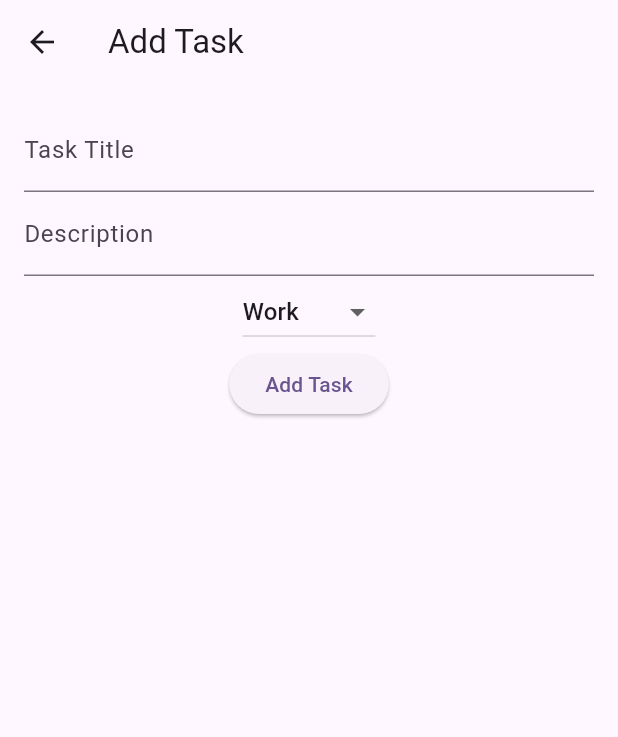
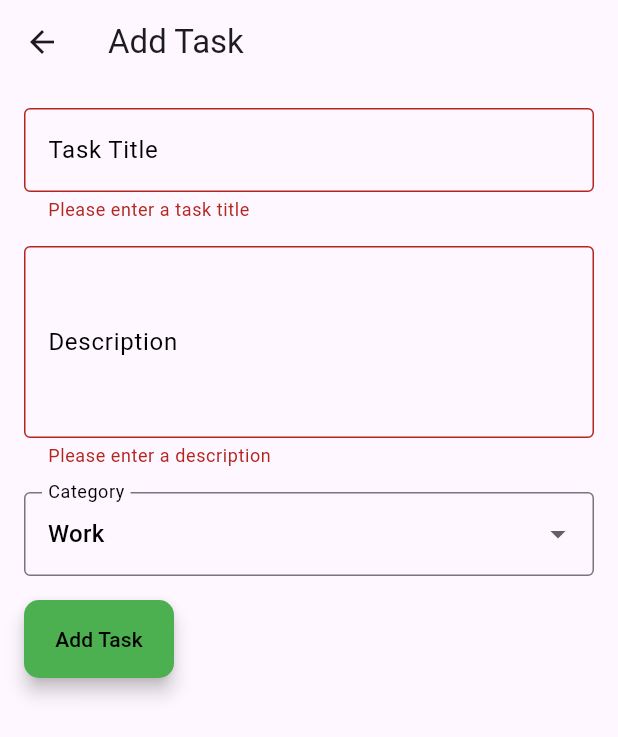
Before and after one commit to lalujalal/task_manager, a Flutter app: the AddTaskScreen screen opened directly, after a tap on "Add Task", on a phone screen of 412 x 824 dp. Shown: the top 737 px of the screen. Run offline on Flutter 3.47's test engine with Material 3 defaults, Android fonts, the phone set to English and light mode, and no system bars; our stand-ins replace get, hive, hive_flutter; accounts and stored records are empty.

Commit message:
ui updates and theme setting

```diff
--- a/lib/controller/task_controller.dart
+++ b/lib/controller/task_controller.dart
@@ -31,9 +31,20 @@ class TaskController extends GetxController {
   }
 
   void toggleTaskCompletion(int index) {
-    tasks[index].isCompleted = !tasks[index].isCompleted;
-    Hive.box<Task>('tasks').putAt(index, tasks[index]);
-    updateCompletedTasksCount();
+    Task task = tasks[index];
+    if (!task.isCompleted) {
+      // Simulate loading progress
+      task.loadingProgress = 0.0;
+      tasks[index] = task; // Update the task in the list
+
+      // Simulate a loading process
+      Future.delayed(Duration(seconds: 2), () {
+        task.isCompleted = true;
+        task.loadingProgress = 1.0; // Set loading progress to 100%
+        tasks[index] = task; // Update the task in the list
+        updateCompletedTasksCount();
+      });
+    }
   }
 
   void updateCompletedTasksCount() {
@@ -43,4 +54,11 @@ class TaskController extends GetxController {
   List<Task> get filteredTasks {
     return tasks.where((task) => !task.isCompleted).toList();
   }
+
+  Map<String, List<Task>> get groupedTasks {
+    return {
+      for (var category in tasks.map((task) => task.category).toSet())
+        category: tasks.where((task) => task.category == category).toList(),
+    };
+  }
 }
--- /dev/null
+++ b/lib/controller/theme_controller.dart
@@ -0,0 +1,30 @@
+// lib/controller/theme_controller.dart
+import 'package:get/get.dart';
+import 'package:flutter/material.dart';
+
+class ThemeController extends GetxController {
+  // Default theme mode
+  bool isDarkMode = false;
+
+  // Method to toggle theme
+  void toggleTheme() {
+    isDarkMode = !isDarkMode;
+    update(); // Notify listeners to rebuild
+  }
+
+  // Get the current theme data
+  ThemeData get themeData {
+    return isDarkMode ? darkTheme : lightTheme;
+  }
+
+  // Define light and dark themes
+  final lightTheme = ThemeData(
+    primarySwatch: Colors.blue,
+    brightness: Brightness.light,
+  );
+
+  final darkTheme = ThemeData(
+    primarySwatch: Colors.blue,
+    brightness: Brightness.dark,
+  );
+}
--- a/lib/model/task_model.dart
+++ b/lib/model/task_model.dart
@@ -17,10 +17,14 @@
   @HiveField(3)
   bool isCompleted;
 
+  @HiveField(4)
+  double loadingProgress;
+
   Task({
     required this.title,
     required this.description,
     required this.category,
     this.isCompleted = false,
+    this.loadingProgress = 0.0,
   });
 }
--- a/lib/view/add_task_screen.dart
+++ b/lib/view/add_task_screen.dart
@@ -1,46 +1,93 @@
 import 'package:flutter/material.dart';
+import 'package:get/get.dart';
+import 'package:task_manager_app/controller/task_controller.dart';
 import 'package:task_manager_app/model/task_model.dart';
-import 'package:get/get.dart';
-import '../controller/task_controller.dart';
+import '../controller/theme_controller.dart';
 
 class AddTaskScreen extends StatelessWidget {
   final TextEditingController titleController = TextEditingController();
   final TextEditingController descriptionController = TextEditingController();
   String selectedCategory = 'Work';
   final TaskController taskController = Get.find<TaskController>();
+  final GlobalKey<FormState> _formKey = GlobalKey<FormState>();
 
   @override
   Widget build(BuildContext context) {
+    final ThemeController themeController = Get.find();
+
+    Color textColor = themeController.isDarkMode ? Colors.white : Colors.black;
+
     return Scaffold(
       appBar: AppBar(
         title: const Text('Add Task'),
       ),
       body: Padding(
         padding: const EdgeInsets.all(16.0),
+        child: Form(
+          key: _formKey,
           child: Column(
+            crossAxisAlignment: CrossAxisAlignment.start,
             children: [
-            TextField(
+              TextFormField(
                 controller: titleController,
-              decoration: const InputDecoration(labelText: 'Task Title'),
+                decoration: InputDecoration(
+                  labelText: 'Task Title',
+                  border: OutlineInputBorder(),
+                  labelStyle: TextStyle(color: textColor),
                 ),
-            TextField(
+                style: TextStyle(color: textColor),
+                validator: (value) {
+                  if (value == null || value.isEmpty) {
+                    return 'Please enter a task title';
+                  }
+                  return null;
+                },
+              ),
+              const SizedBox(height: 16.0),
+              TextFormField(
                 controller: descriptionController,
-              decoration: const InputDecoration(labelText: 'Description'),
+                maxLines: 4,
+                decoration: InputDecoration(
+                  labelText: 'Description',
+                  border: OutlineInputBorder(),
+                  labelStyle: TextStyle(color: textColor),
                 ),
-            DropdownButton<String>(
+                style: TextStyle(color: textColor),
+                validator: (value) {
+                  if (value == null || value.isEmpty) {
+                    return 'Please enter a description';
+                  }
+                  return null;
+                },
+              ),
+              const SizedBox(height: 16.0),
+              DropdownButtonFormField<String>(
                 value: selectedCategory,
+                decoration: InputDecoration(
+                  labelText: 'Category',
+                  border: OutlineInputBorder(),
+                  labelStyle: TextStyle(color: textColor),
+                ),
                 items: <String>['Work', 'Personal'].map((String value) {
                   return DropdownMenuItem<String>(
                     value: value,
-                  child: Text(value),
+                    child: Text(value, style: TextStyle(color: textColor)),
                   );
                 }).toList(),
                 onChanged: (String? newValue) {
                   selectedCategory = newValue!;
                 },
+                validator: (value) {
+                  if (value == null) {
+                    return 'Please select a category';
+                  }
+                  return null;
+                },
               ),
+              const SizedBox(height: 16.0),
               ElevatedButton(
                 onPressed: () {
+                  if (_formKey.currentState!.validate()) {
                     final newTask = Task(
                       title: titleController.text,
                       description: descriptionController.text,
@@ -48,10 +95,25 @@ class AddTaskScreen extends StatelessWidget {
                     );
                     taskController.addTask(newTask);
                     Get.back(); // Close the screen
+                    Get.snackbar('Success', 'Task added successfully',
+                        snackPosition: SnackPosition.BOTTOM,
+                        backgroundColor: Colors.green,
+                        colorText: Colors.white);
+                  }
                 },
-              child: const Text('Add Task'),
+                style: ElevatedButton.styleFrom(
+                  fixedSize:const Size.fromWidth(100),
+                  backgroundColor: Colors.green,
+                  padding: const EdgeInsets.symmetric(vertical: 16.0),
+                  shape: RoundedRectangleBorder(
+                    borderRadius: BorderRadius.circular(10.0),
+                  ),
+                  elevation: 5,
+                ),
+                child: Text('Add Task', style: TextStyle(color: textColor)),
               ),
             ],
+          ),
         ),
       ),
     );
--- a/lib/view/task_list.dart
+++ b/lib/view/task_list.dart
@@ -1,103 +1,127 @@
 // lib/view/task_list_screen.dart
 import 'package:flutter/material.dart';
+import 'package:hive/hive.dart';
 import 'package:get/get.dart';
-import 'package:hive/hive.dart';
 import '../controller/task_controller.dart';
 import '../model/task_model.dart';
+import '../controller/theme_controller.dart';
 import 'add_task_screen.dart';
 
 class TaskListScreen extends StatelessWidget {
-  final TaskController taskController = Get.put(TaskController());
-  final TextEditingController searchController = TextEditingController();
+  const TaskListScreen({super.key});
 
   @override
   Widget build(BuildContext context) {
+    final TaskController taskController = Get.find();
+
     return Scaffold(
       appBar: AppBar(
         title: const Text('Task List'),
         actions: [
-          IconButton(
-            icon: const Icon(Icons.add),
+          GetBuilder<ThemeController>(
+            builder: (themeController) {
+              return IconButton(
+                icon: Icon(
+                  themeController.isDarkMode
+                      ? Icons.wb_sunny
+                      : Icons.nightlight_round,
+                ),
                 onPressed: () {
-              Get.to(() => AddTaskScreen());
+                  themeController.toggleTheme();
+                },
+              );
             },
           ),
         ],
       ),
-      body: Column(
-        children: [
-          Padding(
-            padding: const EdgeInsets.all(8.0),
-            child: TextField(
-              controller: searchController,
-              decoration: const InputDecoration(
-                labelText: 'Search Tasks',
-                border: OutlineInputBorder(),
+      body: Obx(() {
+        final groupedTasks = taskController.groupedTasks;
+
+        return ListView(
+          padding: const EdgeInsets.all(16.0),
+          children: groupedTasks.entries.map((entry) {
+            String category = entry.key;
+            List<Task> tasks = entry.value;
+
+            return Card(
+              margin: const EdgeInsets.symmetric(vertical: 8.0),
+              elevation: 4,
+              child: ExpansionTile(
+                title: Text(
+                  category,
+                  style: const TextStyle(fontWeight: FontWeight.bold),
                 ),
-              onChanged: (value) {
-                taskController.loadTasks(); // Reload tasks to filter
-              },
+                children: tasks.map((task) {
+                  return Dismissible(
+                    key: Key('${task.title}-${task.hashCode}'),
+                    direction: DismissDirection.horizontal,
+                    onDismissed: (direction) {
+                      final index = tasks.indexOf(task);
+                      if (direction == DismissDirection.startToEnd) {
+                        // Mark as completed
+                        taskController.toggleTaskCompletion(index);
+                        ScaffoldMessenger.of(context).showSnackBar(
+                          SnackBar(
+                            content: Text("${task.title} marked as completed"),
                           ),
-          ),
-          Obx(() {
-            final filteredTasks = taskController.tasks
-                .where((task) => task.title.contains(searchController.text))
-                .toList();
-
-            double completedTasks = filteredTasks
-                .where((task) => task.isCompleted)
-                .length
-                .toDouble();
-            double totalTasks = filteredTasks.length.toDouble();
-            double progress = totalTasks > 0 ? (completedTasks / totalTasks) : 0;
-
-            return Column(
-              children: [
-                LinearProgressIndicator(value: progress),
-                Text('${(progress * 100).toStringAsFixed(0)}% of tasks completed'),
-                Expanded(
-                  child: ListView.builder(
-                    itemCount: filteredTasks.length,
-                    itemBuilder: (context, index) {
-                      final task = filteredTasks[index];
-                      return Dismissible(
-                        key: Key(task.title),
-                        onDismissed: (direction) {
-                          if (direction == DismissDirection.startToEnd) {
+                        );
+                      } else {
+                        // Delete task
                         taskController.deleteTask(index);
                         ScaffoldMessenger.of(context).showSnackBar(
                           SnackBar(
-                                content: Text("Task deleted"),
+                            content: Text("${task.title} deleted"),
                             action: SnackBarAction(
                               label: 'Undo',
                               onPressed: () {
-                                    // Undo delete logic
+                                taskController.addTask(task);
                               },
                             ),
                           ),
                         );
-                          } else {
-                            taskController.toggleTaskCompletion(index);
                       }
                     },
+                    background: Container(
+                      color: Colors.green,
+                      alignment: Alignment.centerLeft,
+                      child: const Padding(
+                        padding: EdgeInsets.all(16.0),
+                        child: Icon(Icons.check, color: Colors.white),
+                      ),
+                    ),
+                    secondaryBackground: Container(
+                      color: Colors.red,
+                      alignment: Alignment.centerRight,
+                      child: const Padding(
+                        padding: EdgeInsets.all(16.0),
+                        child: Icon(Icons.delete, color: Colors.white),
+                      ),
+                    ),
                     child: ListTile(
                       title: Text(task.title),
-                          subtitle: Text(task.description),
-                          trailing: Checkbox(
-                            value: task.isCompleted,
-                            onChanged: (value) {
-                              taskController.toggleTaskCompletion(index);
-                            },
+                      subtitle: Text(
+                        task.description,
+                        maxLines: 1,
+                        overflow: TextOverflow.ellipsis,
                       ),
+                      trailing: task.isCompleted
+                          ? const Icon(Icons.check_circle, color: Colors.green)
+                          : CircularProgressIndicator(
+                              value: task.loadingProgress),
                     ),
                   );
-                    },
+                }).toList(),
               ),
-                ),
-              ],
+            );
+          }).toList(),
         );
       }),
-        ],
+      floatingActionButton: FloatingActionButton(
+        onPressed: () {
+          Get.to(() => AddTaskScreen());
+        },
+        child: const Icon(Icons.add),
+        tooltip: 'Add Task',
       ),
     );
   }
```
Also changed, not shown: lib/core/get_init.dart (added, +8 -0 lines), lib/main.dart (+24 -13 lines), lib/model/task_model.g.dart. Lines whose indentation alone changed are shown as unchanged.
